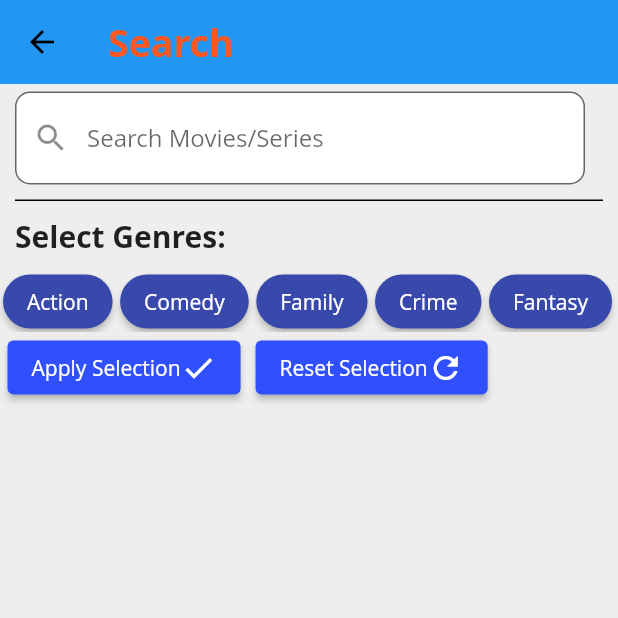
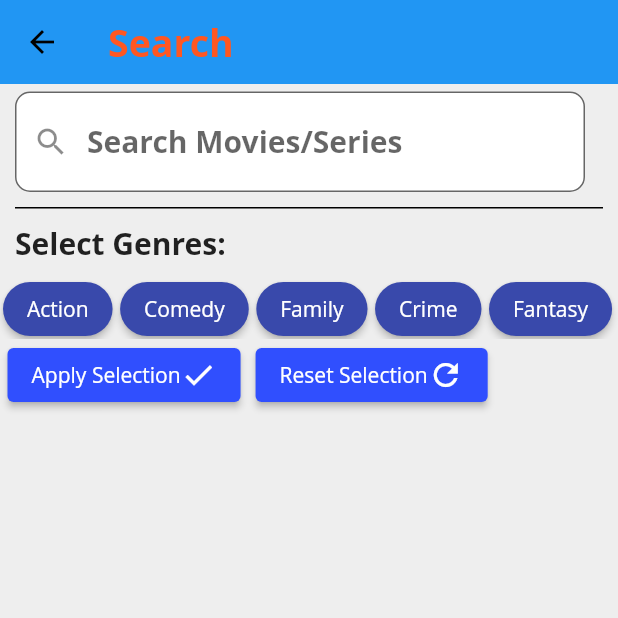
Before and after one commit to TanWengOnn/imdb_api_hackathon, a Flutter app: the screen it shows after launch, after a tap on the "search" icon, on a phone screen of 412 x 824 dp, the top half of it. Run offline on Flutter 3.47's test engine with Material 2 defaults, Android fonts, the phone set to English and light mode, and no system bars; our stand-ins replace flutter_bloc; network calls fail; Roboto replaces fonts that are missing (Open Sans).

Commit message:
add additional design

```diff
--- a/lib/main.dart
+++ b/lib/main.dart
@@ -69,6 +69,11 @@ class MyApp extends StatelessWidget {
                 color: Colors.white,
                 decoration: TextDecoration.none,
                 fontWeight: FontWeight.bold),
+            subtitle1: TextStyle(
+                fontSize: 20,
+                color: Colors.black,
+                decoration: TextDecoration.none,
+                fontWeight: FontWeight.bold),
           ),
         ),
         initialRoute: '/',
```
Also changed, not shown: lib/pages/movie_details_page.dart (+5 -6 lines), lib/widgets/search_movie_list.dart (+4 -7 lines), flutter_01.png (deleted), flutter_02.png (deleted), flutter_03.png (deleted).
